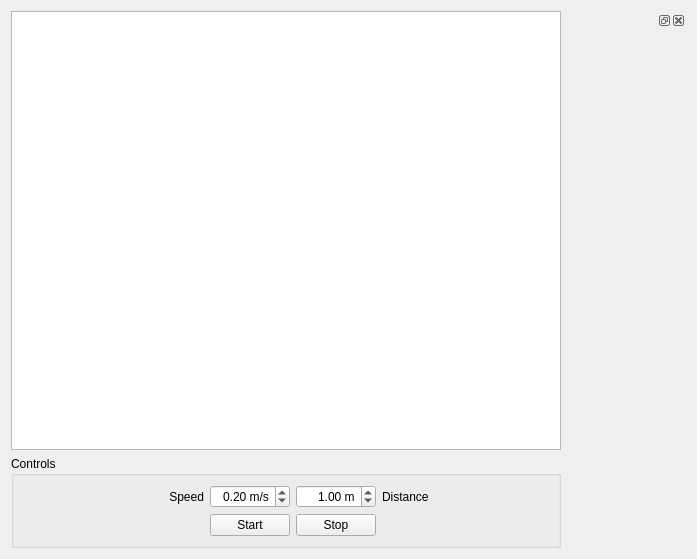
Qt form kobuki_qtestsuite/src/kobuki_qtestsuite/ui/kobuki_testsuite.ui (yujinrobot/kobuki_desktop) before a commit.
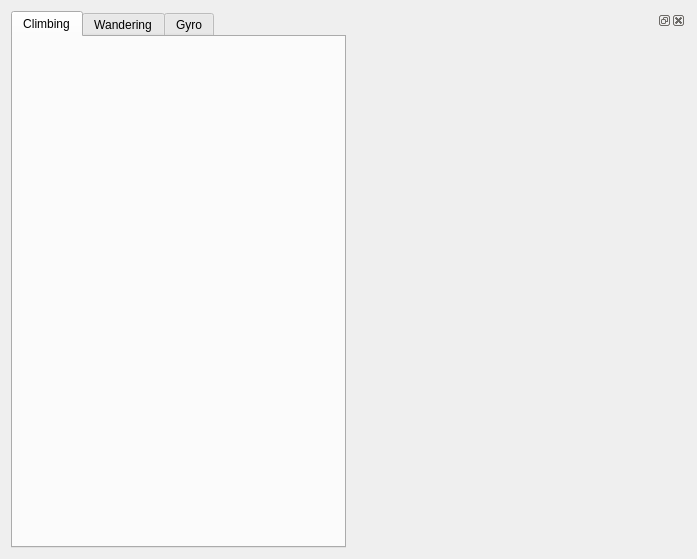
The same form after that commit. Icons and pictures are not drawn. Custom widgets are drawn as their Qt base class.

Commit message: depend on kobuki stack

The edit to the form file:
```diff
--- a/kobuki_qtestsuite/src/kobuki_qtestsuite/ui/kobuki_testsuite.ui
+++ b/kobuki_qtestsuite/src/kobuki_qtestsuite/ui/kobuki_testsuite.ui
@@ -17,169 +17,58 @@
    <iconset resource="../resources/common.qrc">
     <normaloff>:/images/kobuki_icon.png</normaloff>:/images/kobuki_icon.png</iconset>
   </property>
-  <layout class="QGridLayout" name="gridLayout_2">
-   <item row="0" column="0">
-    <widget class="QTextBrowser" name="text_browser">
-     <property name="autoFormatting">
-      <set>QTextEdit::AutoAll</set>
+  <layout class="QHBoxLayout" name="horizontalLayout">
+   <item>
+    <widget class="QTabWidget" name="testsuite_tab_widget">
+     <property name="currentIndex">
+      <number>0</number>
      </property>
-     <property name="tabChangesFocus">
-      <bool>true</bool>
-     </property>
-     <property name="documentTitle">
-      <string/>
-     </property>
-     <property name="source">
-      <url>
-       <string>qrc:/text/climbing.html</string>
-      </url>
-     </property>
-     <property name="openLinks">
-      <bool>false</bool>
-     </property>
+     <widget class="QWidget" name="climbing_tab">
+      <attribute name="title">
+       <string>Climbing</string>
+      </attribute>
+      <layout class="QVBoxLayout" name="verticalLayout">
+       <item>
+        <widget class="ClimbingFrame" name="climbing_frame">
+         <property name="frameShape">
+          <enum>QFrame::NoFrame</enum>
+         </property>
+         <property name="frameShadow">
+          <enum>QFrame::Raised</enum>
+         </property>
+        </widget>
+       </item>
+      </layout>
+     </widget>
+     <widget class="QWidget" name="wandering_tab">
+      <attribute name="title">
+       <string>Wandering</string>
+      </attribute>
+      <layout class="QVBoxLayout" name="verticalLayout_2">
+       <item>
+        <widget class="WanderingFrame" name="wandering_frame">
+         <property name="frameShape">
+          <enum>QFrame::NoFrame</enum>
+         </property>
+         <property name="frameShadow">
+          <enum>QFrame::Raised</enum>
+         </property>
+        </widget>
+       </item>
+      </layout>
+     </widget>
+     <widget class="QWidget" name="gyro_tab">
+      <attribute name="title">
+       <string>Gyro</string>
+      </attribute>
+     </widget>
     </widget>
    </item>
-   <item row="0" column="1" rowspan="2">
+   <item>
     <widget class="ConfigurationDockWidget" name="configuration_dock">
      <widget class="QWidget" name="dockWidgetContents"/>
     </widget>
    </item>
-   <item row="1" column="0">
-    <widget class="QGroupBox" name="groupBox">
-     <property name="title">
-      <string>Controls</string>
-     </property>
-     <layout class="QGridLayout" name="gridLayout">
-      <item row="0" column="0">
-       <spacer name="horizontalSpacer_5">
-        <property name="orientation">
-         <enum>Qt::Horizontal</enum>
-        </property>
-        <property name="sizeHint" stdset="0">
-         <size>
-          <width>96</width>
-          <height>17</height>
-         </size>
-        </property>
-       </spacer>
-      </item>
-      <item row="0" column="1">
-       <widget class="QLabel" name="label_2">
-        <property name="text">
-         <string>Speed</string>
-        </property>
-        <property name="alignment">
-         <set>Qt::AlignRight|Qt::AlignTrailing|Qt::AlignVCenter</set>
-        </property>
-       </widget>
-      </item>
-      <item row="0" column="2">
-       <widget class="QDoubleSpinBox" name="speed_spinbox">
-        <property name="alignment">
-         <set>Qt::AlignRight|Qt::AlignTrailing|Qt::AlignVCenter</set>
-        </property>
-        <property name="prefix">
-         <string/>
-        </property>
-        <property name="suffix">
-         <string> m/s</string>
-        </property>
-        <property name="maximum">
-         <double>0.700000000000000</double>
-        </property>
-        <property name="singleStep">
-         <double>0.100000000000000</double>
-        </property>
-        <property name="value">
-         <double>0.200000000000000</double>
-        </property>
-       </widget>
-      </item>
-      <item row="0" column="3">
-       <widget class="QDoubleSpinBox" name="distance_spinbox">
-        <property name="alignment">
-         <set>Qt::AlignRight|Qt::AlignTrailing|Qt::AlignVCenter</set>
-        </property>
-        <property name="prefix">
-         <string/>
-        </property>
-        <property name="suffix">
-         <string> m</string>
-        </property>
-        <property name="maximum">
-         <double>2.000000000000000</double>
-        </property>
-        <property name="singleStep">
-         <double>0.100000000000000</double>
-        </property>
-        <property name="value">
-         <double>1.000000000000000</double>
-        </property>
-       </widget>
-      </item>
-      <item row="0" column="4">
-       <widget class="QLabel" name="label_3">
-        <property name="text">
-         <string>Distance</string>
-        </property>
-       </widget>
-      </item>
-      <item row="0" column="5">
-       <spacer name="horizontalSpacer_2">
-        <property name="orientation">
-         <enum>Qt::Horizontal</enum>
-        </property>
-        <property name="sizeHint" stdset="0">
-         <size>
-          <width>96</width>
-          <height>20</height>
-         </size>
-        </property>
-       </spacer>
-      </item>
-      <item row="1" column="0" colspan="2">
-       <spacer name="horizontalSpacer_6">
-        <property name="orientation">
-         <enum>Qt::Horizontal</enum>
-        </property>
-        <property name="sizeHint" stdset="0">
-         <size>
-          <width>181</width>
-          <height>20</height>
-         </size>
-        </property>
-       </spacer>
-      </item>
-      <item row="1" column="2">
-       <widget class="QPushButton" name="start_button">
-        <property name="text">
-         <string>Start</string>
-        </property>
-       </widget>
-      </item>
-      <item row="1" column="3">
-       <widget class="QPushButton" name="stop_button">
-        <property name="text">
-         <string>Stop</string>
-        </property>
-       </widget>
-      </item>
-      <item row="1" column="4" colspan="2">
-       <spacer name="horizontalSpacer_3">
-        <property name="orientation">
-         <enum>Qt::Horizontal</enum>
-        </property>
-        <property name="sizeHint" stdset="0">
-         <size>
-          <width>167</width>
-          <height>20</height>
-         </size>
-        </property>
-       </spacer>
-      </item>
-     </layout>
-    </widget>
-   </item>
   </layout>
  </widget>
  <customwidgets>
@@ -189,6 +78,18 @@
    <header location="global">kobuki_qtestsuite.configuration_dock_widget</header>
    <container>1</container>
   </customwidget>
+  <customwidget>
+   <class>WanderingFrame</class>
+   <extends>QFrame</extends>
+   <header>kobuki_qtestsuite.wandering_frame</header>
+   <container>1</container>
+  </customwidget>
+  <customwidget>
+   <class>ClimbingFrame</class>
+   <extends>QFrame</extends>
+   <header>kobuki_qtestsuite.climbing_frame</header>
+   <container>1</container>
+  </customwidget>
  </customwidgets>
  <resources>
   <include location="../resources/common.qrc"/>
```
Left out of the diff: 1 changed line with no effect on the pictures. The commit also changes 13 other files.
